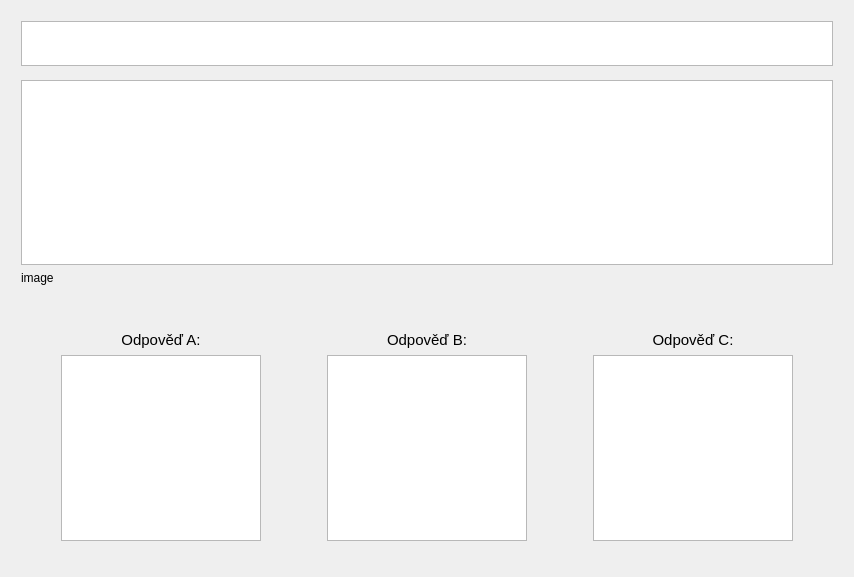
RxiPland/autoskola_eTesty_desktop, file autoskola_eTesty/questionsdialog.ui: the form before one commit.
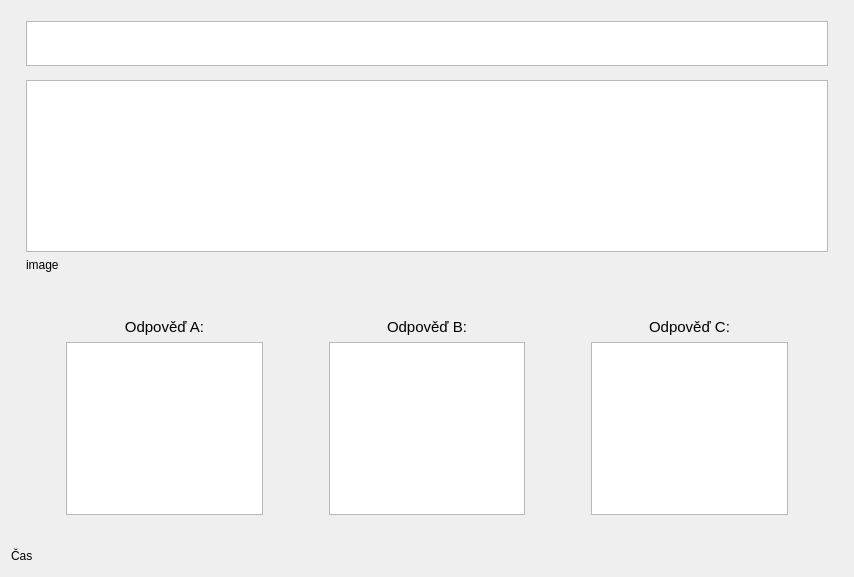
The form after the commit. Custom widgets are drawn as their Qt base class.

The edit to the form file:
```diff
--- a/autoskola_eTesty/questionsdialog.ui
+++ b/autoskola_eTesty/questionsdialog.ui
@@ -13,7 +13,12 @@
   <property name="windowTitle">
    <string>Dialog</string>
   </property>
+  <layout class="QVBoxLayout" name="verticalLayout_6">
+   <item>
   <layout class="QHBoxLayout" name="horizontalLayout_2">
+     <property name="topMargin">
+      <number>0</number>
+     </property>
    <item>
     <spacer name="horizontalSpacer_5">
      <property name="orientation">
@@ -24,7 +29,7 @@
      </property>
      <property name="sizeHint" stdset="0">
       <size>
-       <width>10</width>
+         <width>15</width>
        <height>20</height>
       </size>
      </property>
@@ -445,11 +450,46 @@
      </property>
      <property name="sizeHint" stdset="0">
       <size>
-       <width>10</width>
+         <width>15</width>
        <height>20</height>
       </size>
      </property>
     </spacer>
+     </item>
+    </layout>
+   </item>
+   <item>
+    <layout class="QHBoxLayout" name="horizontalLayout_3">
+     <property name="topMargin">
+      <number>0</number>
+     </property>
+     <item>
+      <widget class="QLabel" name="label_4">
+       <property name="minimumSize">
+        <size>
+         <width>70</width>
+         <height>0</height>
+        </size>
+       </property>
+       <property name="text">
+        <string>Čas</string>
+       </property>
+      </widget>
+     </item>
+     <item>
+      <spacer name="horizontalSpacer_7">
+       <property name="orientation">
+        <enum>Qt::Horizontal</enum>
+       </property>
+       <property name="sizeHint" stdset="0">
+        <size>
+         <width>40</width>
+         <height>20</height>
+        </size>
+       </property>
+      </spacer>
+     </item>
+    </layout>
    </item>
   </layout>
  </widget>
```
Lines whose indentation alone changed are shown as unchanged.
